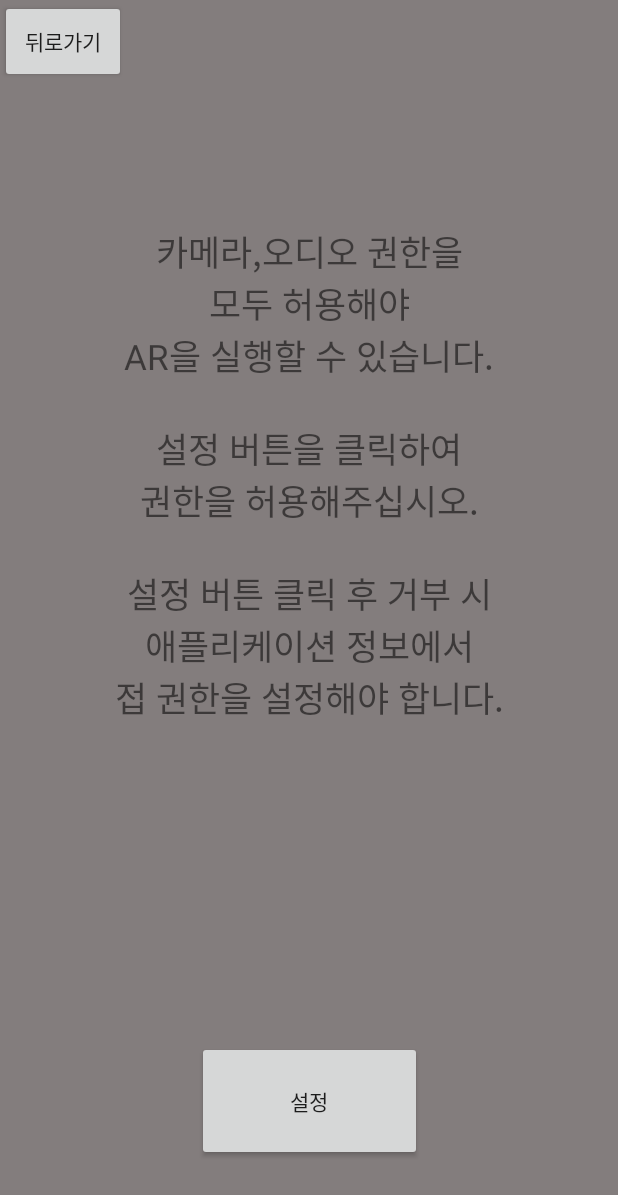
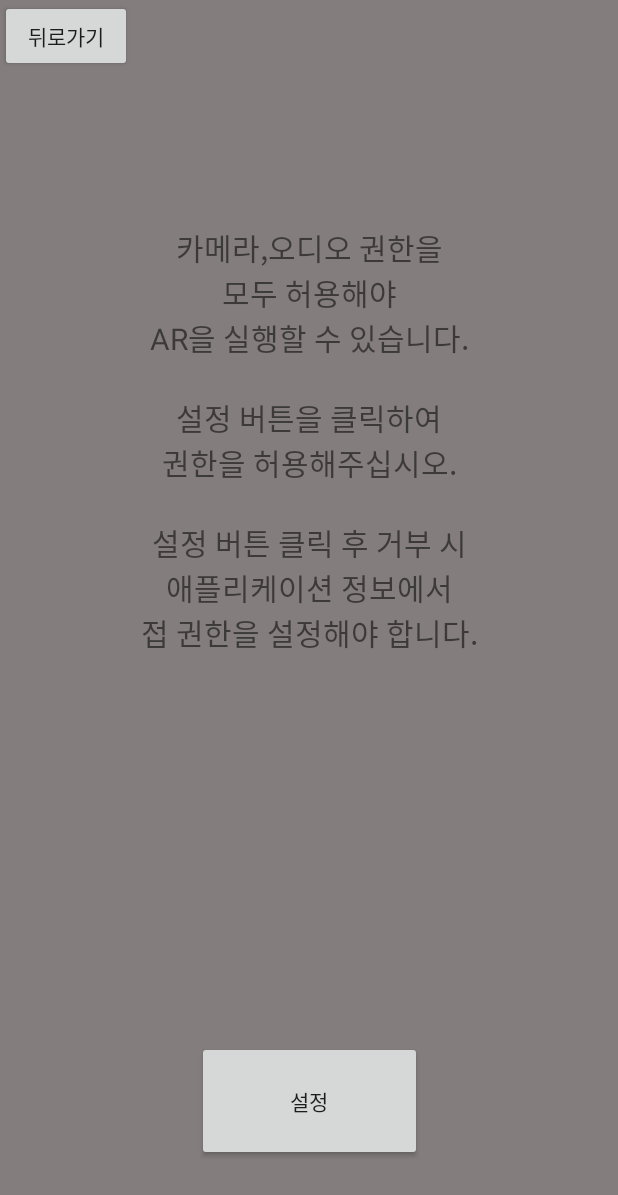
Before and after one commit to yajin4/Graduation_Project, an Android app: the CameraPermission screen opened directly, with no data from a screen before it, on a phone screen of 412 x 824 dp. Shown: the top 1195 px of the screen. Run offline under Robolectric (Android 15) with nearby library versions, the phone set to English and light mode, and no system bars; 2 statements that could not run were skipped.

Commit message:
권한 설정 화면 UI 약간 변경

```diff
--- a/CocktailProject/app/src/main/res/layout/activity_camera_permission.xml
+++ b/CocktailProject/app/src/main/res/layout/activity_camera_permission.xml
@@ -10,8 +10,8 @@
 
     <Button
         android:id="@+id/permission_back_btn"
-        android:layout_width="84dp"
-        android:layout_height="55dp"
+        android:layout_width="wrap_content"
+        android:layout_height="wrap_content"
         android:text="뒤로가기"
         app:layout_constraintStart_toStartOf="parent"
         app:layout_constraintTop_toTopOf="parent" />
@@ -21,7 +21,7 @@
         android:layout_width="300dp"
         android:layout_height="wrap_content"
         android:text="카메라,오디오 권한을\n모두 허용해야\nAR을 실행할 수 있습니다.\n\n설정 버튼을 클릭하여\n권한을 허용해주십시오.\n\n설정 버튼 클릭 후 거부 시\n애플리케이션 정보에서\n접 권한을 설정해야 합니다."
-        android:textSize="23sp"
+        android:textSize="20sp"
         android:gravity="center"
         android:layout_marginTop="150dp"
         app:layout_constraintEnd_toEndOf="parent"
```
